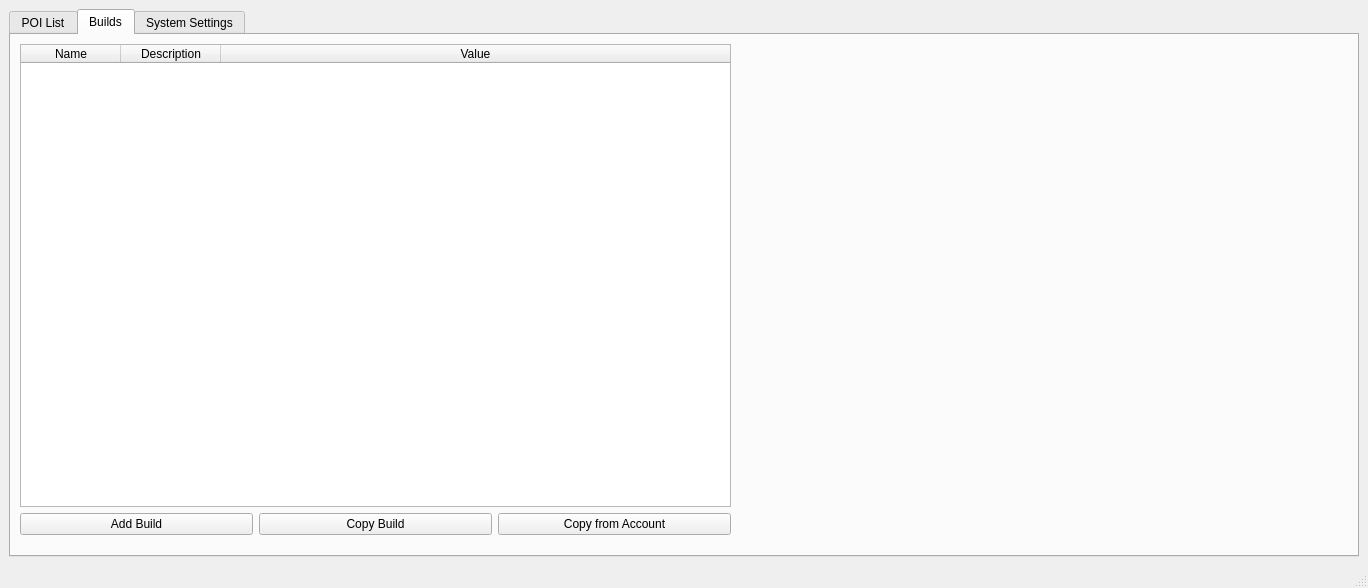
Before: the Qt Designer form src/overlay/qt/OptionsWindow.ui in Smeat/GW2Overlay, drawn with Qt 5.
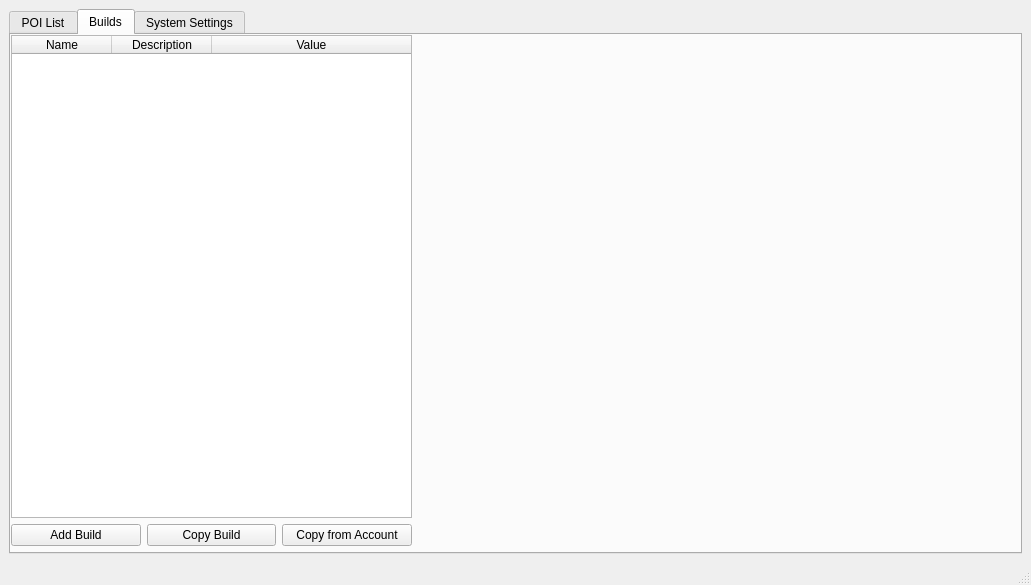
After: the same form once the commit is applied. Custom widgets are drawn as their Qt base class.

Commit message: Improve Build layout

Diff of the .ui file:
```diff
--- a/src/overlay/qt/OptionsWindow.ui
+++ b/src/overlay/qt/OptionsWindow.ui
@@ -6,8 +6,8 @@
    <rect>
     <x>0</x>
     <y>0</y>
-    <width>1368</width>
-    <height>588</height>
+    <width>1031</width>
+    <height>585</height>
    </rect>
   </property>
   <property name="windowTitle">
@@ -70,16 +70,19 @@
        <widget class="QWidget" name="verticalLayoutWidget">
         <property name="geometry">
          <rect>
-          <x>9</x>
-          <y>9</y>
-          <width>711</width>
-          <height>491</height>
+          <x>0</x>
+          <y>0</y>
+          <width>1007</width>
+          <height>511</height>
          </rect>
         </property>
+        <layout class="QHBoxLayout" name="base_build_layout">
+         <property name="sizeConstraint">
+          <enum>QLayout::SetDefaultConstraint</enum>
+         </property>
+         <item>
         <layout class="QVBoxLayout" name="build_table">
          <item>
-          <layout class="QHBoxLayout" name="unused_layout_build">
-           <item>
             <widget class="QTableWidget" name="build_list">
              <property name="editTriggers">
               <set>QAbstractItemView::DoubleClicked</set>
@@ -131,8 +134,6 @@
              </column>
             </widget>
            </item>
-          </layout>
-         </item>
          <item>
           <layout class="QHBoxLayout" name="build_buttons">
            <property name="leftMargin">
@@ -165,16 +166,18 @@
           </layout>
          </item>
         </layout>
-       </widget>
+         </item>
+         <item>
        <widget class="TraitWidget" name="trait_widget" native="true">
-        <property name="geometry">
-         <rect>
-          <x>729</x>
-          <y>19</y>
-          <width>611</width>
-          <height>491</height>
-         </rect>
-        </property>
+           <property name="minimumSize">
+            <size>
+             <width>600</width>
+             <height>0</height>
+            </size>
+           </property>
+          </widget>
+         </item>
+        </layout>
        </widget>
       </widget>
       <widget class="QWidget" name="settings_tab">
```
Left out of the diff: 2 changed lines with no effect on the pictures. Lines whose indentation alone changed are shown as unchanged.
